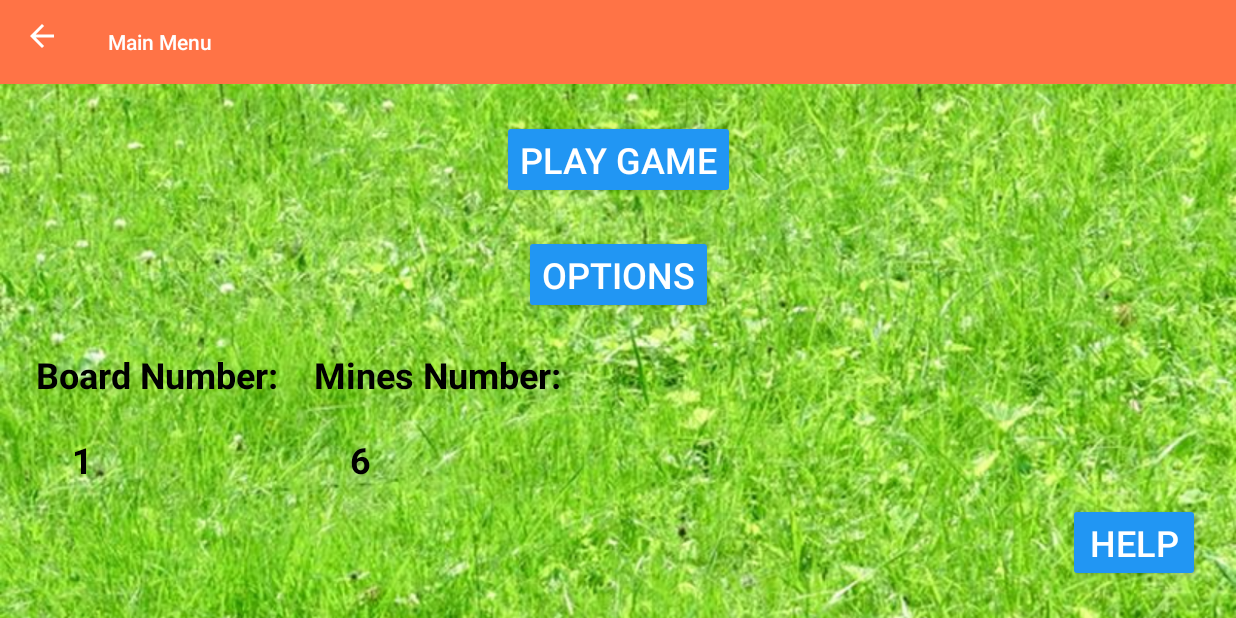
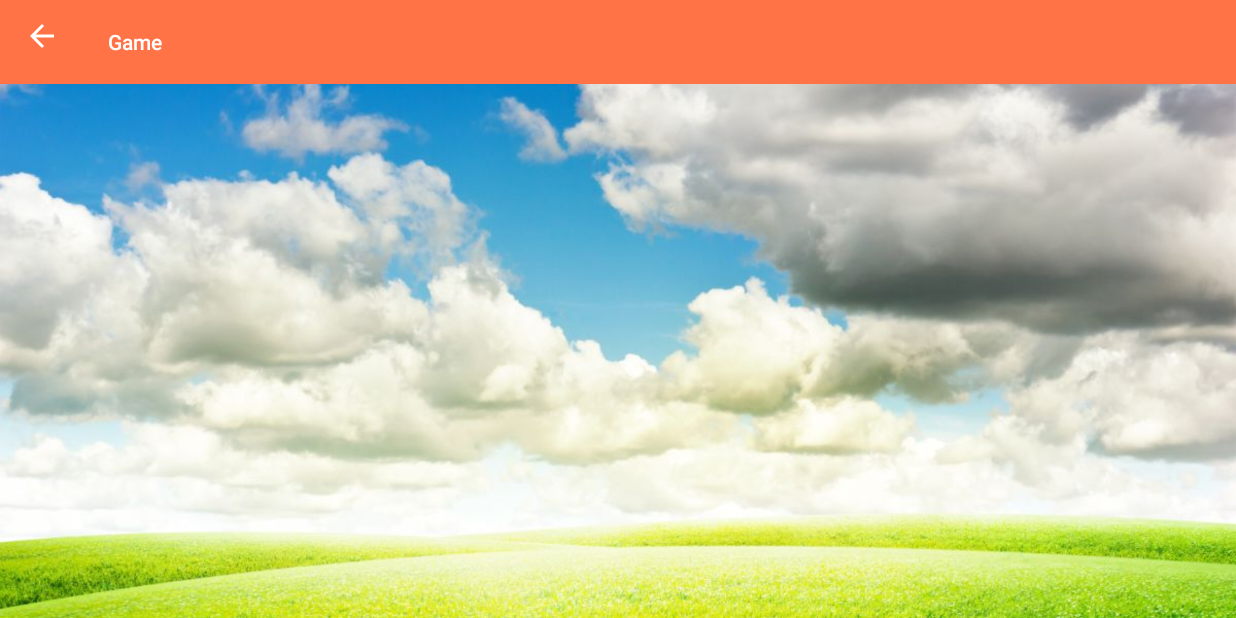
Before and after one commit to hanidnguyen/Diamond-Seeker, an Android app: the MainMenu screen opened directly, with no data from a screen before it, after a tap on "PLAY GAME", on a phone screen of 824 x 412 dp (held sideways). Run offline under Robolectric (Android 15) with nearby library versions, the phone set to English and light mode, and no system bars.

Commit message:
- Added background and custom toolbar for game activity

```diff
--- a/app/src/main/java/cmpt276/assignment3/diamondseeker/MainMenu.java
+++ b/app/src/main/java/cmpt276/assignment3/diamondseeker/MainMenu.java
@@ -44,7 +44,7 @@ public class MainMenu extends AppCompatActivity {
         Button play_btn = findViewById(R.id.play_game);
         play_btn.setOnClickListener(view -> {
             Intent intent = new Intent(MainMenu.this,PlayGame.class);
-
+            startActivity(intent);
         });
     }
 
@@ -53,8 +53,6 @@ public class MainMenu extends AppCompatActivity {
         Button option_btn = findViewById(R.id.options);
         option_btn.setOnClickListener(view -> {
             Intent intent = new Intent(MainMenu.this,OptionsPage.class);
-            intent.putExtra("BOARD_OPTION",options.getBoard_option());
-            intent.putExtra("MINES_OPTION",options.getMines_option());
             startActivity(intent);
         });
     }
--- a/app/src/main/java/cmpt276/assignment3/diamondseeker/PlayGame.java
+++ b/app/src/main/java/cmpt276/assignment3/diamondseeker/PlayGame.java
@@ -1,8 +1,11 @@
 package cmpt276.assignment3.diamondseeker;
 
+import androidx.annotation.NonNull;
+import androidx.appcompat.app.ActionBar;
 import androidx.appcompat.app.AppCompatActivity;
 
 import android.os.Bundle;
+import android.view.MenuItem;
 
 public class PlayGame extends AppCompatActivity {
 
@@ -10,5 +13,16 @@ public class PlayGame extends AppCompatActivity {
     protected void onCreate(Bundle savedInstanceState) {
         super.onCreate(savedInstanceState);
         setContentView(R.layout.activity_play_game);
+        setSupportActionBar(findViewById(R.id.game_toolbar));
+        ActionBar ab = getSupportActionBar();
+        assert ab != null;
+        ab.setDisplayHomeAsUpEnabled(true);
     }
+
+    @Override
+    public boolean onOptionsItemSelected(@NonNull MenuItem item) {
+        finish();
+        return super.onOptionsItemSelected(item);
+    }
+
 }
--- a/app/src/main/res/layout/activity_main_menu.xml
+++ b/app/src/main/res/layout/activity_main_menu.xml
@@ -10,7 +10,7 @@
         android:id="@+id/welcome_background"
         android:layout_width="fill_parent"
         android:layout_height="fill_parent"
-        android:contentDescription="Main Menu Background"
+        android:contentDescription="@string/main_menu_background_description"
         android:scaleType="centerCrop"
         app:layout_constraintBottom_toBottomOf="parent"
         app:layout_constraintEnd_toEndOf="parent"
--- a/app/src/main/res/layout/activity_play_game.xml
+++ b/app/src/main/res/layout/activity_play_game.xml
@@ -6,4 +6,32 @@
     android:layout_height="match_parent"
     tools:context=".PlayGame">
 
+    <ImageView
+        android:id="@+id/imageView"
+        android:layout_width="fill_parent"
+        android:layout_height="fill_parent"
+        android:contentDescription="@string/game_background_description"
+        android:scaleType="centerCrop"
+        app:layout_constraintBottom_toBottomOf="parent"
+        app:layout_constraintEnd_toEndOf="parent"
+        app:layout_constraintHorizontal_bias="0.0"
+        app:layout_constraintStart_toStartOf="parent"
+        app:layout_constraintTop_toTopOf="parent"
+        app:layout_constraintVertical_bias="0.0"
+        app:srcCompat="@drawable/game_background"/>
+
+    <androidx.appcompat.widget.Toolbar
+        android:id="@+id/game_toolbar"
+        android:layout_width="fill_parent"
+        android:layout_height="wrap_content"
+        android:background="@color/orange"
+        android:backgroundTint="@color/orange"
+        android:minHeight="?attr/actionBarSize"
+        android:theme="?attr/actionBarTheme"
+        app:theme="@style/ThemeOverlay.AppCompat.Dark.ActionBar"
+        app:layout_constraintEnd_toEndOf="parent"
+        app:layout_constraintStart_toStartOf="parent"
+        app:layout_constraintTop_toTopOf="parent" />
+
+
 </androidx.constraintlayout.widget.ConstraintLayout>
--- a/app/src/main/res/values/strings.xml
+++ b/app/src/main/res/values/strings.xml
@@ -9,5 +9,7 @@
     <string name="number_mines_subtitle">Select number mines</string>
     <string name="board_size_subtitle">Select Board Size</string>
     <string name="options_background_description">Options background</string>
+    <string name="game_background_description">Game Background</string>
+    <string name="main_menu_background_description">Main Menu Background</string>
 
 </resources>
```
